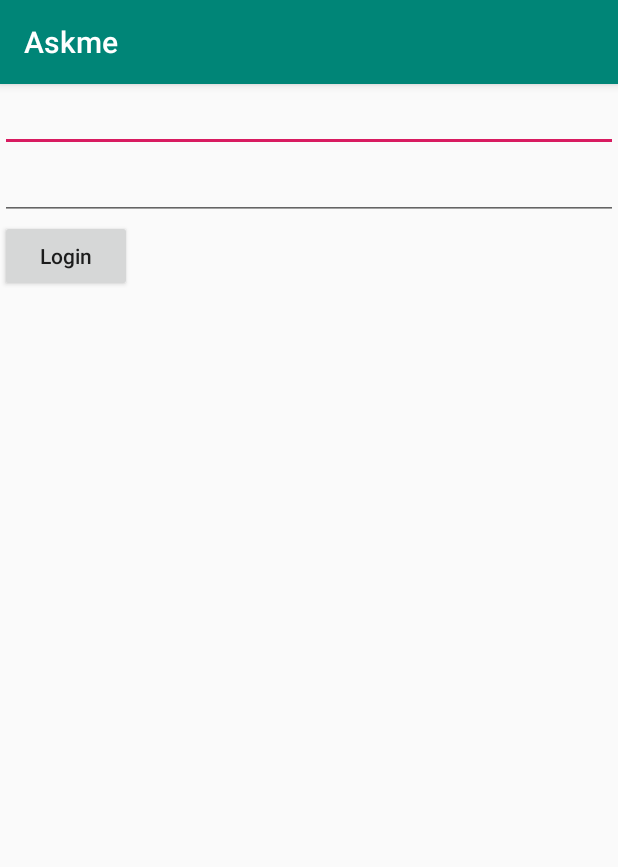
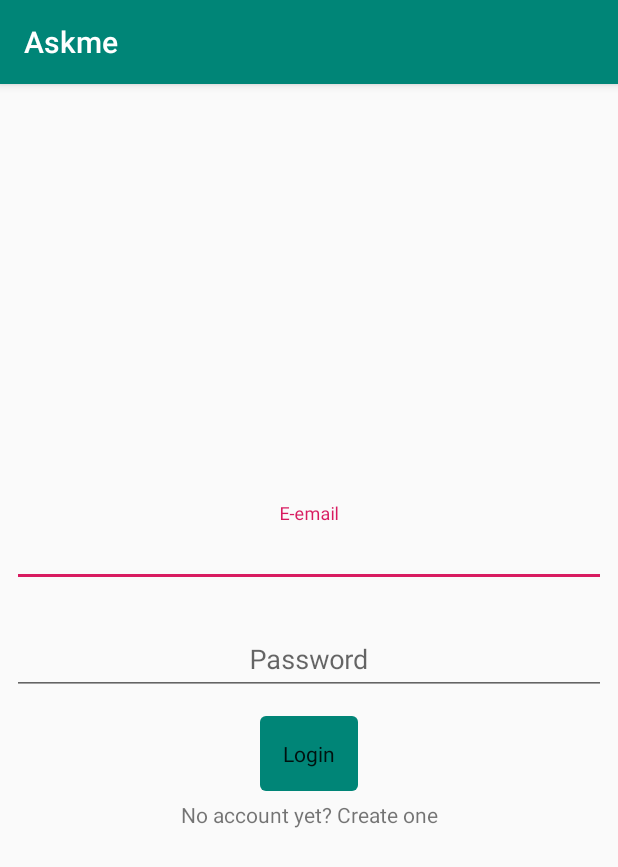
Before and after one commit to AmrDeveloper/Askme, an Android app: the screen it shows after launch (LoginActivity), on a phone screen of 412 x 824 dp. Shown: the top 867 px of the screen. Run offline under Robolectric (Android 15) with nearby library versions, the phone set to English and light mode, and no system bars; our stand-ins replace EventBus, data binding.

Commit message:
Create basic desin for login activity

```diff
--- a/Android/app/build.gradle
+++ b/Android/app/build.gradle
@@ -36,10 +36,17 @@ ext.picassoVersion = '2.71828'
 ext.retrofitVersion = '2.5.0'
 ext.eventBusVersion = '3.1.1'
 
+ext.cardVersion = '1.0.0'
+ext.recyclerVersion = '1.1.0'
+ext.materialVersion = '1.2.0-alpha02'
+
 dependencies {
     implementation fileTree(dir: 'libs', include: ['*.jar'])
     implementation "org.jetbrains.kotlin:kotlin-stdlib-jdk7:$kotlin_version"
     implementation 'androidx.appcompat:appcompat:1.1.0'
+    implementation "androidx.recyclerview:recyclerview:$recyclerVersion"
+    implementation "androidx.cardview:cardview:$cardVersion"
+    implementation "com.google.android.material:material:$materialVersion"
     implementation 'androidx.core:core-ktx:1.1.0'
 
     implementation "com.squareup.retrofit2:retrofit:$retrofitVersion"
--- a/Android/app/src/main/java/com/amrdeveloper/askme/views/LoginActivity.kt
+++ b/Android/app/src/main/java/com/amrdeveloper/askme/views/LoginActivity.kt
@@ -3,13 +3,13 @@ package com.amrdeveloper.askme.views
 import android.content.Intent
 import androidx.appcompat.app.AppCompatActivity
 import android.os.Bundle
-import android.widget.Button
-import android.widget.EditText
 
 import android.widget.Toast
+import androidx.databinding.DataBindingUtil
 import com.amrdeveloper.askme.contracts.LoginContract
 import com.amrdeveloper.askme.presenters.LoginPresenter
 import com.amrdeveloper.askme.R
+import com.amrdeveloper.askme.databinding.ActivityLoginBinding
 import com.amrdeveloper.askme.utils.Session
 import com.amrdeveloper.askme.events.LoginFailureEvent
 import com.amrdeveloper.askme.events.LoginSuccessEvent
@@ -19,31 +19,21 @@ import org.greenrobot.eventbus.EventBus
 
 class LoginActivity : AppCompatActivity(), LoginContract.View {
 
-    private lateinit var emailEditText: EditText
-    private lateinit var passwordEdit: EditText
-    private lateinit var loginButton: Button
-
+    private lateinit var mLoginActivity: ActivityLoginBinding
     private lateinit var mLoginPresenter: LoginPresenter
 
     override fun onCreate(savedInstanceState: Bundle?) {
         super.onCreate(savedInstanceState)
-        setContentView(R.layout.activity_login)
-
-        initViews()
-
+        mLoginActivity = DataBindingUtil.setContentView(this, R.layout.activity_login)
         mLoginPresenter = LoginPresenter(this)
 
+        /*
         loginButton.setOnClickListener { view ->
             val email: String = emailEditText.text.toString()
             val password: String = passwordEdit.text.toString()
             mLoginPresenter.makeLoginRequest(email, password)
         }
-    }
-
-    fun initViews() {
-        emailEditText = findViewById(R.id.emailEdit)
-        passwordEdit = findViewById(R.id.passwordEdit)
-        loginButton = findViewById(R.id.loginButton)
+         */
     }
 
     @Subscribe(threadMode = ThreadMode.MAIN)
@@ -57,7 +47,7 @@ class LoginActivity : AppCompatActivity(), LoginContract.View {
 
     @Subscribe(threadMode = ThreadMode.MAIN)
     fun onLoginFailureEvent(event: LoginFailureEvent) {
-         Toast.makeText(applicationContext, "Invalid Login", Toast.LENGTH_SHORT).show()
+        Toast.makeText(applicationContext, "Invalid Login", Toast.LENGTH_SHORT).show()
     }
 
     override fun showProgressBar() {
--- a/Android/app/src/main/res/layout/activity_login.xml
+++ b/Android/app/src/main/res/layout/activity_login.xml
@@ -1,26 +1,59 @@
 <?xml version="1.0" encoding="utf-8"?>
+<layout>
     <LinearLayout xmlns:android="http://schemas.android.com/apk/res/android"
-    xmlns:app="http://schemas.android.com/apk/res-auto"
         xmlns:tools="http://schemas.android.com/tools"
         android:layout_width="match_parent"
         android:layout_height="match_parent"
+        android:gravity="center"
         android:orientation="vertical"
         tools:context=".views.LoginActivity">
 
-    <EditText
-        android:id="@+id/emailEdit"
+        <com.google.android.material.textfield.TextInputLayout
+            android:id="@+id/emailInputLayout"
             android:layout_width="match_parent"
-        android:layout_height="wrap_content"/>
+            android:layout_height="wrap_content"
+            android:layout_margin="8dp">
 
-    <EditText
-        android:id="@+id/passwordEdit"
+            <com.google.android.material.textfield.TextInputEditText
+                android:id="@+id/emailInputEdit"
                 android:layout_width="match_parent"
-        android:layout_height="wrap_content"/>
+                android:layout_height="match_parent"
+                android:gravity="center"
+                android:hint="@string/e_email"
+                android:inputType="textEmailAddress" />
 
-    <Button
+        </com.google.android.material.textfield.TextInputLayout>
+
+        <com.google.android.material.textfield.TextInputLayout
+            android:id="@+id/passInputLayout"
+            android:layout_width="match_parent"
+            android:layout_height="wrap_content"
+            android:layout_margin="8dp">
+
+            <com.google.android.material.textfield.TextInputEditText
+                android:id="@+id/passInputEdit"
+                android:layout_width="match_parent"
+                android:layout_height="match_parent"
+                android:gravity="center"
+                android:hint="@string/password"
+                android:inputType="textPassword" />
+
+        </com.google.android.material.textfield.TextInputLayout>
+
+        <com.google.android.material.button.MaterialButton
             android:id="@+id/loginButton"
-        android:text="Login"
-        android:textAllCaps="false"
             android:layout_width="wrap_content"
-        android:layout_height="wrap_content"/>
+            android:layout_height="wrap_content"
+            android:layout_gravity="center"
+            android:padding="15dp"
+            android:text="@string/login"
+            android:textAllCaps="false" />
+
+        <TextView
+            android:id="@+id/registerTxt"
+            android:layout_width="match_parent"
+            android:layout_height="wrap_content"
+            android:gravity="center"
+            android:text="@string/register_message" />
     </LinearLayout>
+</layout>
--- /dev/null
+++ b/Android/app/src/main/res/values/dimens.xml
@@ -0,0 +1,4 @@
+<?xml version="1.0" encoding="utf-8"?>
+<resources>
+
+</resources>
--- a/Android/app/src/main/res/values/strings.xml
+++ b/Android/app/src/main/res/values/strings.xml
@@ -1,3 +1,7 @@
 <resources>
     <string name="app_name">Askme</string>
+    <string name="login">Login</string>
+    <string name="e_email">E-email</string>
+    <string name="password">Password</string>
+    <string name="register_message">No account yet? Create one</string>
 </resources>
```
Lines whose indentation alone changed are shown as unchanged.
